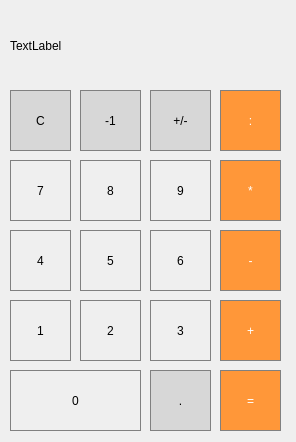
First picture: the form in mainwindow.ui, repository rockbeen/Calculator-Qt-, before the edit.
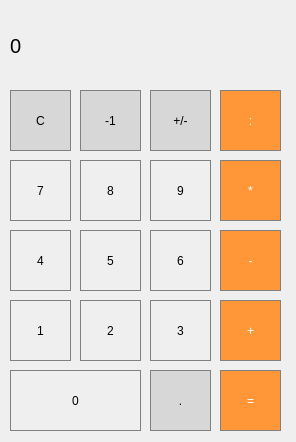
Second picture: the form after the edit.

Diff of the .ui file:
```diff
--- a/mainwindow.ui
+++ b/mainwindow.ui
@@ -23,6 +23,11 @@
       <height>71</height>
      </rect>
     </property>
+    <property name="font">
+     <font>
+      <pointsize>15</pointsize>
+     </font>
+    </property>
     <property name="styleSheet">
      <string notr="true">QLabel {
   qproperty-alignment: 'AlignVCenter | AlignRight';
@@ -32,7 +37,7 @@
 background-color : white;</string>
     </property>
     <property name="text">
-     <string>TextLabel</string>
+     <string>0</string>
     </property>
    </widget>
    <widget class="QPushButton" name="pushButton">
```
Left out of the diff: 34 changed lines with no effect on the pictures.
